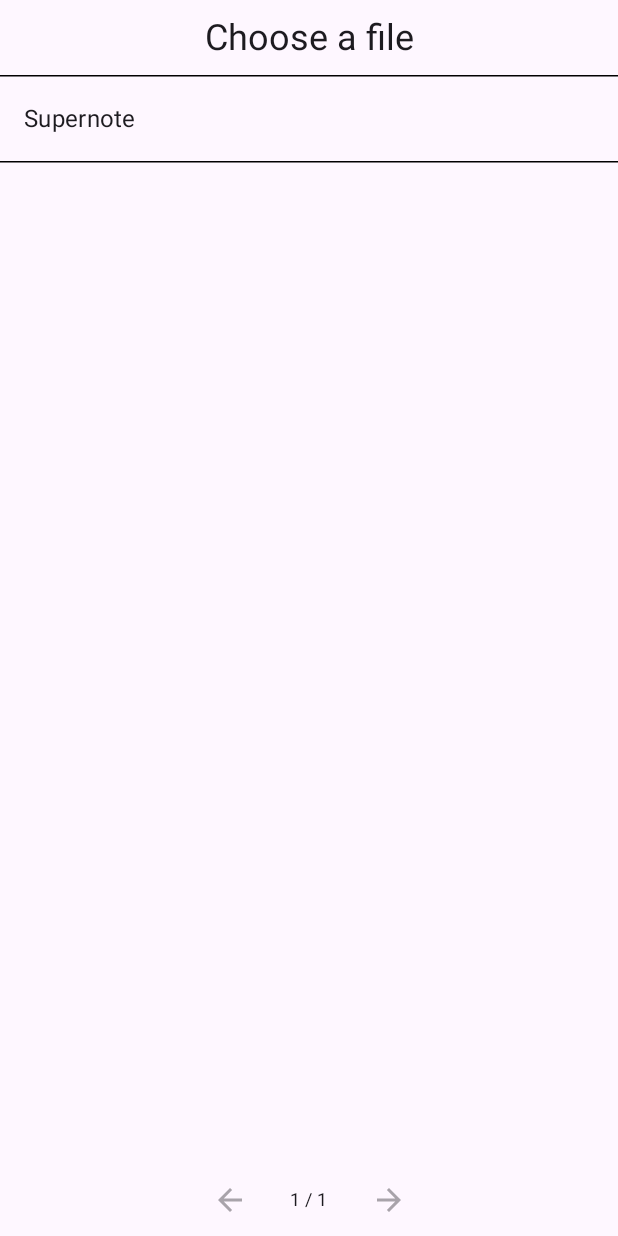
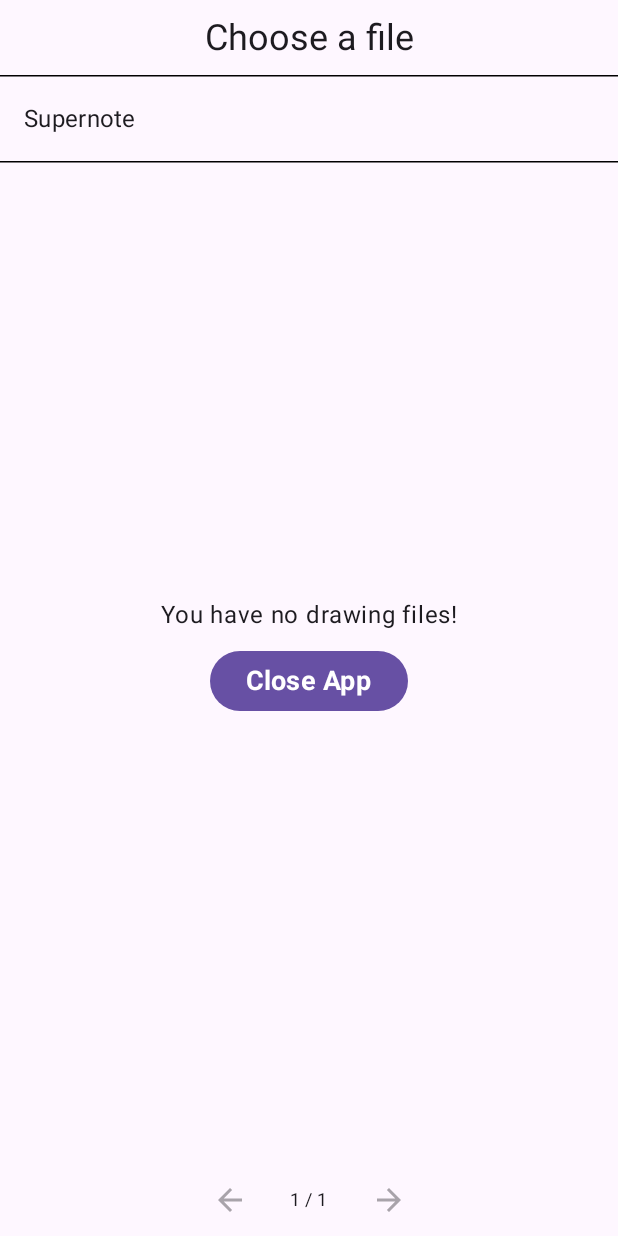
Before and after one commit to ryan-andrew/SupernoteLinker, an Android app built with Jetpack Compose: the composable PaintFileBrowser shown on its own in the app's theme, on a phone screen of 412 x 824 dp. Run offline under Robolectric (Android 15) with nearby library versions, the phone set to English and light mode, and no system bars; our stand-ins replace Dagger/Hilt's generated code.

Commit message:
fix: crash when no drawing files
Now when there are no drawing files on the device, we
display a message in the file browser, with a button
to close. In the future we can alter this implementation
to be able to create new files.

```diff
--- a/app/src/main/java/dev/ryanandrew/supernotelinker/link/ui/paint/PaintFileBrowser.kt
+++ b/app/src/main/java/dev/ryanandrew/supernotelinker/link/ui/paint/PaintFileBrowser.kt
@@ -19,6 +19,7 @@ import androidx.compose.foundation.lazy.grid.items
 import androidx.compose.material.icons.Icons
 import androidx.compose.material.icons.automirrored.filled.ArrowBack
 import androidx.compose.material.icons.automirrored.filled.ArrowForward
+import androidx.compose.material3.Button
 import androidx.compose.material3.HorizontalDivider
 import androidx.compose.material3.Icon
 import androidx.compose.material3.IconButton
@@ -35,6 +36,7 @@ import androidx.compose.ui.text.font.FontWeight
 import androidx.compose.ui.text.style.TextAlign
 import androidx.compose.ui.text.style.TextOverflow
 import androidx.compose.ui.unit.dp
+import androidx.compose.ui.unit.sp
 import androidx.hilt.navigation.compose.hiltViewModel
 import dev.ryanandrew.supernotelinker.R
 import dev.ryanandrew.supernotelinker.link.fs.FileSystemItem
@@ -42,6 +44,7 @@ import dev.ryanandrew.supernotelinker.link.fs.FileSystemItem
 @Composable
 fun PaintFileBrowser(
     onFileChosen: (String) -> Unit,
+    onCancel: () -> Unit,
     viewModel: PaintFileBrowserViewModel = hiltViewModel()
 ) {
     val currentDirectory by viewModel.currentDirectory.collectAsState()
@@ -60,20 +63,17 @@ fun PaintFileBrowser(
 
         HorizontalDivider(modifier = Modifier.fillMaxWidth(), thickness = 1.dp, color = Color.Black)
 
-        LazyVerticalGrid(
-            columns = GridCells.Fixed(3),
-            contentPadding = PaddingValues(16.dp),
-        ) {
-            items(visibleItems) { item ->
-                when (item) {
-                    is FileSystemItem.File -> {
-                        FileItem(item, onClick = { onFileChosen(it.path) })
-                    }
-                    is FileSystemItem.Directory -> {
-                        DirectoryItem(item, onClick = { viewModel.navigateToDirectory(it) })
-                    }
-                }
-            }
+        if (currentDirectory.isRootDir && currentDirectory.children.isEmpty()) {
+            Spacer(modifier = Modifier.weight(1f))
+            NoFilesFound(
+                onCancel = onCancel
+            )
+        } else {
+            FilePickerGrid(
+                visibleItems = visibleItems,
+                onFileChosen = onFileChosen,
+                viewModel = viewModel
+            )
         }
 
         Spacer(modifier = Modifier.weight(1f))
@@ -96,6 +96,54 @@ fun Header() {
             textAlign = TextAlign.Center,
             modifier = Modifier.fillMaxWidth()
         )
+    }
+}
+
+@Composable
+fun NoFilesFound(
+    onCancel: () -> Unit
+) {
+    Column {
+        Text(
+            text = "You have no drawing files!",
+            style = MaterialTheme.typography.bodyLarge,
+            textAlign = TextAlign.Center,
+            modifier = Modifier.fillMaxWidth()
+        )
+        Button(
+            onClick = { onCancel() },
+            modifier = Modifier.padding(8.dp).align(Alignment.CenterHorizontally)
+        ) {
+            Text(
+                text = "Close App",
+                fontSize = 18.sp,
+                fontWeight = FontWeight.Bold,
+                color = Color.White
+            )
+        }
+    }
+}
+
+@Composable
+fun FilePickerGrid(
+    visibleItems: List<FileSystemItem>,
+    onFileChosen: (String) -> Unit,
+    viewModel: PaintFileBrowserViewModel
+) {
+    LazyVerticalGrid(
+        columns = GridCells.Fixed(3),
+        contentPadding = PaddingValues(16.dp),
+    ) {
+        items(visibleItems) { item ->
+            when (item) {
+                is FileSystemItem.File -> {
+                    FileItem(item, onClick = { onFileChosen(it.path) })
+                }
+                is FileSystemItem.Directory -> {
+                    DirectoryItem(item, onClick = { viewModel.navigateToDirectory(it) })
+                }
+            }
+        }
     }
 }
 
--- a/app/src/main/java/dev/ryanandrew/supernotelinker/link/ui/paint/PaintFileBrowserViewModel.kt
+++ b/app/src/main/java/dev/ryanandrew/supernotelinker/link/ui/paint/PaintFileBrowserViewModel.kt
@@ -47,7 +47,8 @@ class PaintFileBrowserViewModel @Inject constructor() : ViewModel() {
 
     fun navigateToDirectory(directory: FileSystemItem.Directory?) {
         viewModelScope.launch {
-            _currentDirectory.value = directory ?: FileSystem.getAllFiles()!!
+            _currentDirectory.value = directory ?: FileSystem.getAllFiles()
+                    ?: FileSystemItem.Directory.empty
             _visibleItems.value = currentSortedChildren.take(numItemsPerPage)
             _currentPageIndex.value = 1
         }
```
